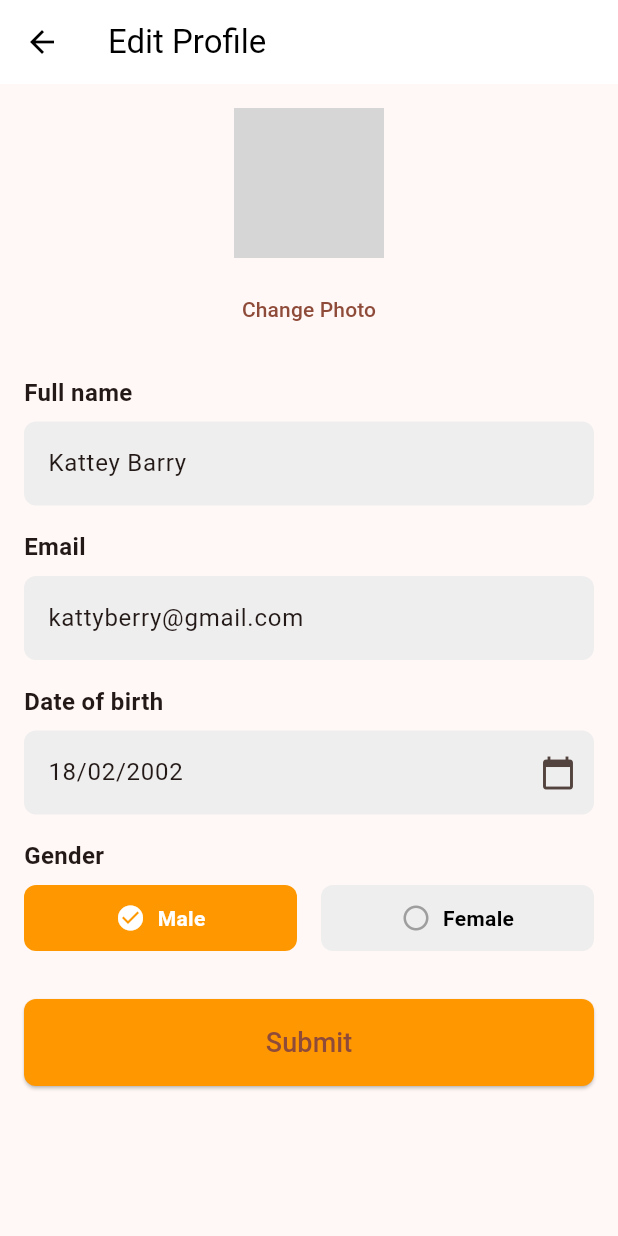
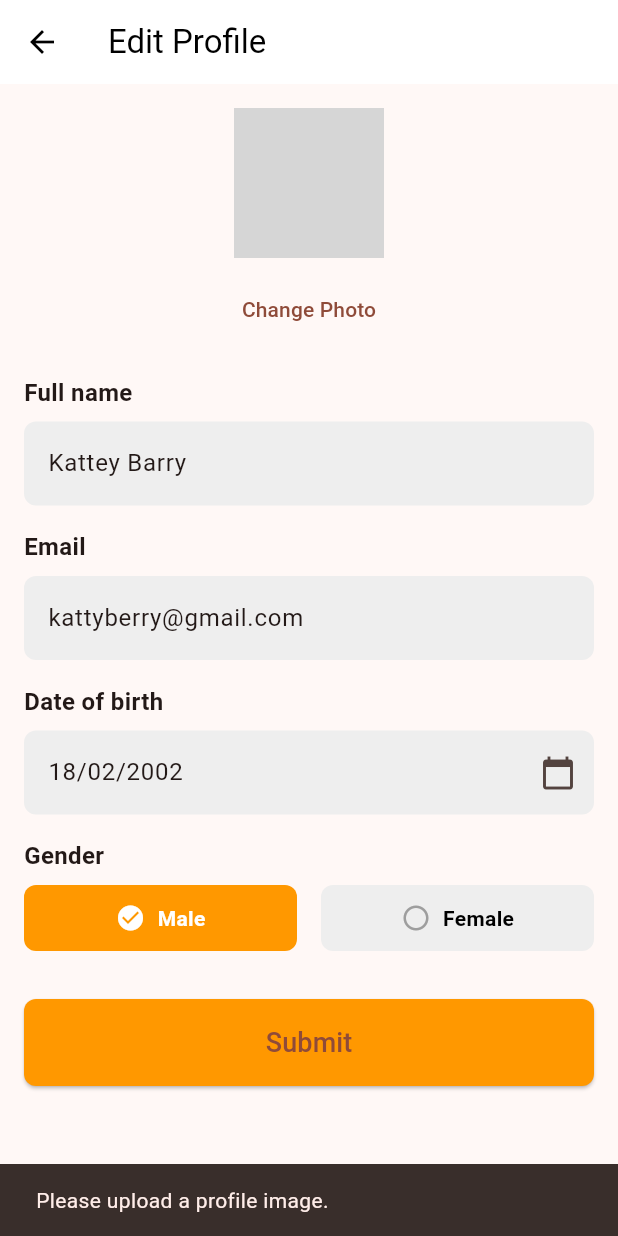
Before and after one commit to admiral-iman/e-kantinApp, a Flutter app: the EditProfilePage screen opened directly, after a tap on "Submit", on a phone screen of 412 x 824 dp. Run offline on Flutter 3.47's test engine with Material 3 defaults, Android fonts, the phone set to English and light mode, and no system bars; our stand-ins replace hive, image_picker; accounts and stored records are empty; grey boxes are pictures that could not be loaded.

Commit message:
profile pict

```diff
--- a/lib/views/edit_profile.dart
+++ b/lib/views/edit_profile.dart
@@ -189,7 +189,14 @@ class _EditProfilePageState extends State<EditProfilePage> {
       width: double.infinity,
       child: ElevatedButton(
         onPressed: () {
-          // Tidak ada fungsi ketika tombol ditekan
+          if (_profileImage != null) {
+            // Return the image file to the previous page
+            Navigator.pop(context, _profileImage);
+          } else {
+            ScaffoldMessenger.of(context).showSnackBar(
+              SnackBar(content: Text('Please upload a profile image.')),
+            );
+          }
         },
         child: Text('Submit', style: TextStyle(fontSize: 18)),
         style: ElevatedButton.styleFrom(
@@ -202,4 +209,16 @@ class _EditProfilePageState extends State<EditProfilePage> {
       ),
     );
   }
+
 }
+
+// Simulate the submission logic here
+// void _submitProfile() {
+//   // This is where you'd handle the profile submission, e.g., sending data to a server
+//   print('Profile submitted with image: ${_profileImage!.path}');
+//   ScaffoldMessenger.of(context).showSnackBar(
+//     SnackBar(content: Text('Profile submitted successfully!')),
+//   );
+// }
+
+// }
```
Also changed, not shown: lib/views/myprofile.dart (+30 -10 lines).
